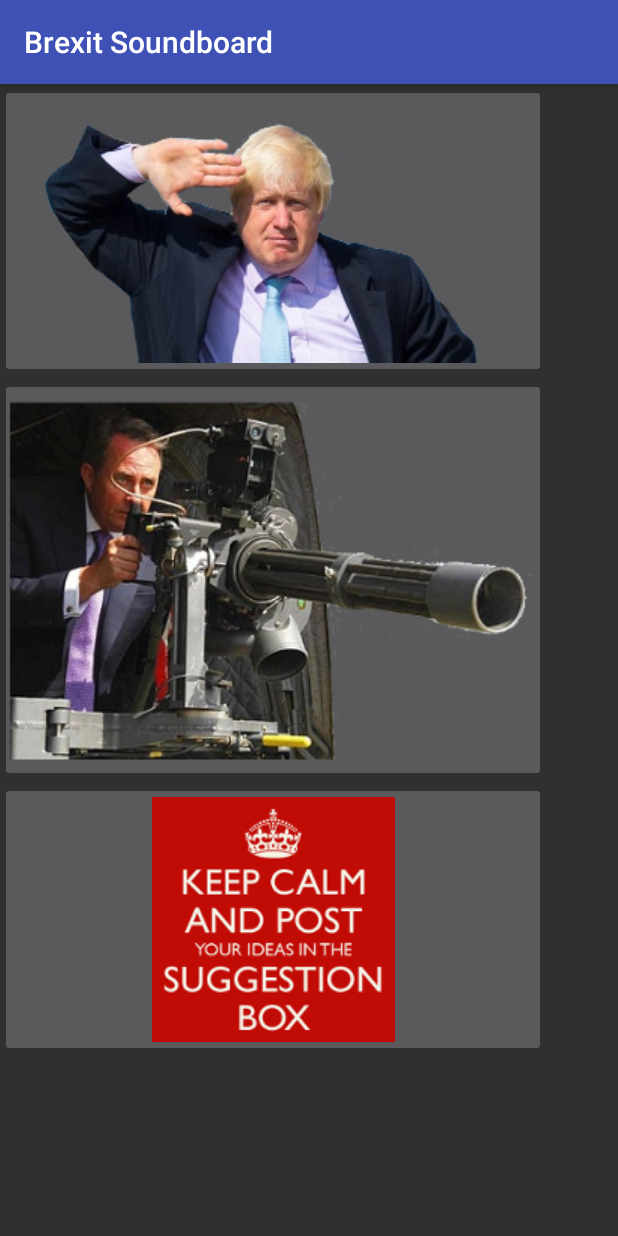
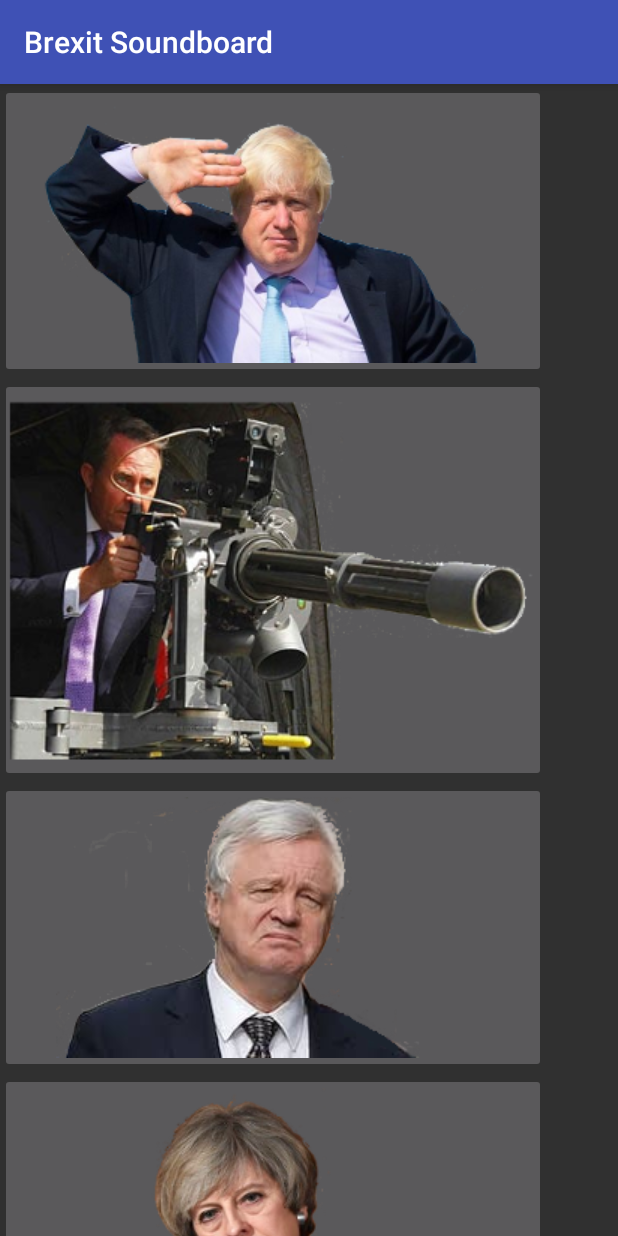
Before and after one commit to rahulyhg/brexitsoundboard, an Android app: the screen it shows after launch (MainActivity), on a phone screen of 412 x 824 dp. Run offline under Robolectric (Android 15) with nearby library versions, the phone set to English and light mode, and no system bars.

Commit message:
added more buttons

```diff
--- a/app/src/main/java/na/brexitsoundboard/MainActivity.java
+++ b/app/src/main/java/na/brexitsoundboard/MainActivity.java
@@ -10,4 +10,6 @@ public class MainActivity extends AppCompatActivity {
         super.onCreate(savedInstanceState);
         setContentView(R.layout.activity_main);
     }
+
+
 }
--- a/app/src/main/res/layout/activity_main.xml
+++ b/app/src/main/res/layout/activity_main.xml
@@ -30,11 +30,25 @@
                 tools:layout_editor_absoluteY="8dp" />
 
             <ImageButton
-                android:id="@+id/imageButton4"
+                android:id="@+id/imageButtonLiam"
                 android:layout_width="match_parent"
                 android:layout_height="wrap_content"
                 android:layout_weight="1"
                 app:srcCompat="@drawable/liam" />
+
+            <ImageButton
+                android:id="@+id/imageButtonDavid"
+                android:layout_width="match_parent"
+                android:layout_height="wrap_content"
+                android:layout_weight="1"
+                app:srcCompat="@drawable/david" />
+
+            <ImageButton
+                android:id="@+id/imageButtonTheresa"
+                android:layout_width="match_parent"
+                android:layout_height="wrap_content"
+                android:layout_weight="1"
+                app:srcCompat="@drawable/theresa" />
 
             <ImageButton
                 android:id="@+id/imageButtonSugguestionBox"
```
Also changed, not shown: app/src/main/res/drawable/david.png (added), app/src/main/res/drawable/theresa.png (added), 4 other files.
